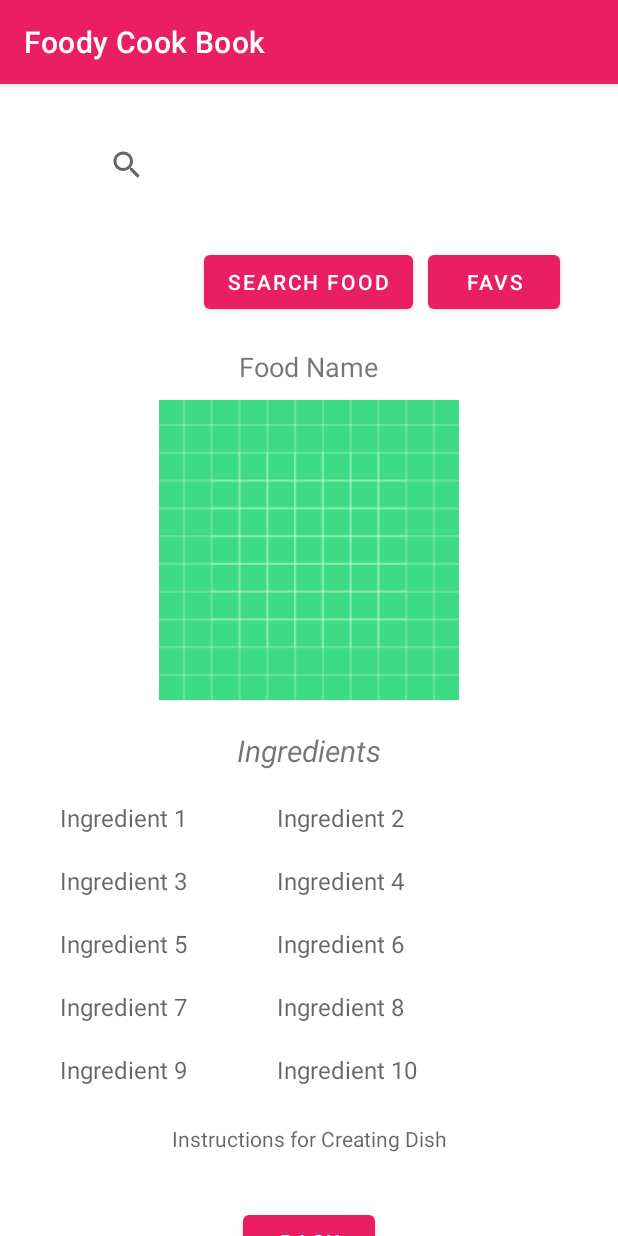
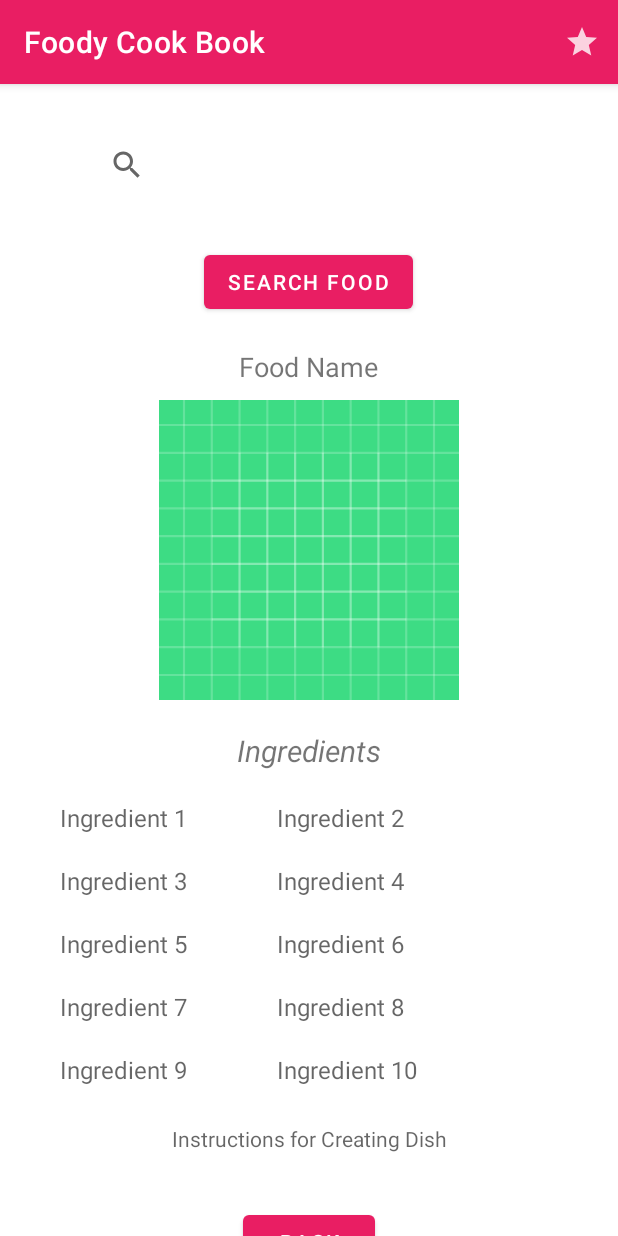
Before and after one commit to GOKUL41602/Foody_CookBook, an Android app: the screen it shows after launch (MainActivity), after a tap on "SEARCH FOOD", on a phone screen of 412 x 824 dp. Run offline under Robolectric (Android 15) with nearby library versions, the phone set to English and light mode, and no system bars; our stand-ins replace Picasso, Volley; network calls fail; pictures from the network do not load; 1 statement that could not run was skipped.

Commit message:
completed half the assignment.

```diff
--- a/app/src/main/java/com/example/apiproject/FoodDataServices.java
+++ b/app/src/main/java/com/example/apiproject/FoodDataServices.java
@@ -20,7 +20,7 @@ public class FoodDataServices {
 
     String foodName;
     int min = 52771;
-    int max = 52790;
+    int max = 52854;
     Context context;
 
     public FoodDataServices(Context context) {
@@ -125,7 +125,7 @@ public class FoodDataServices {
     public void getRandomFoodList(RandomFoodRespone respone) {
         List<FoodDto> randomFoodList = new ArrayList<FoodDto>();
 
-        for (int j = 0; j < 10; j++) {
+        for (int j = 0; j < 15; j++) {
             int id = (int) (Math.random() * (max - min + 1) + min);
             String url = "https://www.themealdb.com/api/json/v1/1/lookup.php?i=" + id;
             List<FoodDto> food = new ArrayList<FoodDto>();
--- a/app/src/main/java/com/example/apiproject/MainActivity.java
+++ b/app/src/main/java/com/example/apiproject/MainActivity.java
@@ -1,5 +1,6 @@
 package com.example.apiproject;
 
+import androidx.annotation.NonNull;
 import androidx.appcompat.app.AppCompatActivity;
 import androidx.appcompat.widget.SearchView;
 import androidx.recyclerview.widget.LinearLayoutManager;
@@ -7,11 +8,14 @@ import androidx.recyclerview.widget.RecyclerView;
 
 import android.content.Intent;
 import android.os.Bundle;
+import android.view.Menu;
+import android.view.MenuItem;
 import android.view.View;
 import android.widget.Button;
 import android.widget.ImageView;
 import android.widget.RelativeLayout;
 import android.widget.ScrollView;
+import android.widget.Switch;
 import android.widget.TextView;
 import android.widget.Toast;
 
@@ -23,7 +27,7 @@ import java.util.List;
 public class MainActivity extends AppCompatActivity {
 
     private RecyclerView recyclerView;
-    private Button searchBtn, backBtn, favourites;
+    private Button searchBtn, backBtn;
     private SearchView searchView;
     private RelativeLayout filteredRelLayout;
     private ScrollView scrollView;
@@ -58,7 +62,6 @@ public class MainActivity extends AppCompatActivity {
 
         foodImage = findViewById(R.id.homePage_foodImage);
 
-        favourites = findViewById(R.id.homePage_favouritesBtn);
         try {
 
             foodName = getIntent().getStringExtra("foodName");
@@ -67,17 +70,6 @@ public class MainActivity extends AppCompatActivity {
         }
 
         if (foodName == null) {
-
-
-            favourites.setOnClickListener(new View.OnClickListener() {
-                @Override
-                public void onClick(View v) {
-                    Intent intent = new Intent(MainActivity.this, Favourites.class);
-                    startActivity(intent);
-                }
-            });
-
-
             backBtn.setOnClickListener(new View.OnClickListener() {
                 @Override
                 public void onClick(View v) {
@@ -116,14 +108,6 @@ public class MainActivity extends AppCompatActivity {
                 @Override
                 public void onClick(View v) {
                     showSpecificFood(searchView.getQuery().toString());
-                }
-            });
-
-            favourites.setOnClickListener(new View.OnClickListener() {
-                @Override
-                public void onClick(View v) {
-                    Intent intent = new Intent(MainActivity.this, Favourites.class);
-                    startActivity(intent);
                 }
             });
         }
@@ -185,4 +169,25 @@ public class MainActivity extends AppCompatActivity {
             }
         });
     }
+
+    @Override
+    public boolean onCreateOptionsMenu(Menu menu) {
+        getMenuInflater().inflate(R.menu.action_button, menu);
+        return true;
+    }
+
+    @Override
+    public boolean onOptionsItemSelected(@NonNull MenuItem item) {
+
+        switch (item.getItemId()) {
+            case R.id.favourites:
+                Intent intent = new Intent(MainActivity.this, Favourites.class);
+                startActivity(intent);
+                return true;
+            default:
+                return super.onOptionsItemSelected(item);
+        }
+
+
+    }
 }
--- /dev/null
+++ b/app/src/main/res/drawable-anydpi/ic_menu_fav.xml
@@ -0,0 +1,11 @@
+<vector xmlns:android="http://schemas.android.com/apk/res/android"
+    android:width="24dp"
+    android:height="24dp"
+    android:viewportWidth="24"
+    android:viewportHeight="24"
+    android:tint="#FFFFFF"
+    android:alpha="0.8">
+  <path
+      android:fillColor="@android:color/white"
+      android:pathData="M12,17.27L18.18,21l-1.64,-7.03L22,9.24l-7.19,-0.61L12,2 9.19,8.63 2,9.24l5.46,4.73L5.82,21z"/>
+</vector>
--- a/app/src/main/res/layout/activity_main.xml
+++ b/app/src/main/res/layout/activity_main.xml
@@ -21,17 +21,6 @@
         android:layout_centerHorizontal="true"
         android:layout_marginTop="30dp"
         android:text="Search Food" />
-
-    <Button
-        android:id="@+id/homePage_favouritesBtn"
-        android:layout_width="wrap_content"
-        android:layout_height="wrap_content"
-        android:layout_below="@+id/searchView"
-        android:layout_marginLeft="10dp"
-        android:layout_marginTop="30dp"
-        android:layout_toRightOf="@+id/searchBtn"
-        android:text="Favs" />
-
 
     <androidx.recyclerview.widget.RecyclerView
         android:id="@+id/recyclerView"
--- /dev/null
+++ b/app/src/main/res/menu/action_button.xml
@@ -0,0 +1,11 @@
+<?xml version="1.0" encoding="utf-8"?>
+<menu xmlns:android="http://schemas.android.com/apk/res/android"
+    xmlns:app="http://schemas.android.com/apk/res-auto">
+
+    <item
+        android:id="@+id/favourites"
+        android:icon="@drawable/ic_menu_fav"
+        android:title="Favourites"
+        app:showAsAction="ifRoom" />
+
+</menu>
--- a/app/src/main/res/values/colors.xml
+++ b/app/src/main/res/values/colors.xml
@@ -8,4 +8,6 @@
     <color name="black">#FF000000</color>
     <color name="white">#FFFFFFFF</color>
     <color name="pink">#E91E63</color>
+    <color name="pinkAccent">#FF6398</color>
+
 </resources>
--- a/app/src/main/res/values/themes.xml
+++ b/app/src/main/res/values/themes.xml
@@ -3,7 +3,7 @@
     <style name="Theme.ApiProject" parent="Theme.MaterialComponents.DayNight.DarkActionBar">
         <!-- Primary brand color. -->
         <item name="colorPrimary">@color/pink</item>
-        <item name="colorPrimaryVariant">@color/purple_700</item>
+        <item name="colorPrimaryVariant">@color/pinkAccent</item>
         <item name="colorOnPrimary">@color/white</item>
         <!-- Secondary brand color. -->
         <item name="colorSecondary">@color/teal_200</item>
```
Also changed, not shown: app/src/main/res/drawable-hdpi/ic_menu_fav.png (added), app/src/main/res/drawable-mdpi/ic_menu_fav.png (added), app/src/main/res/drawable-xhdpi/ic_menu_fav.png (added), app/src/main/res/drawable-xxhdpi/ic_menu_fav.png (added).
